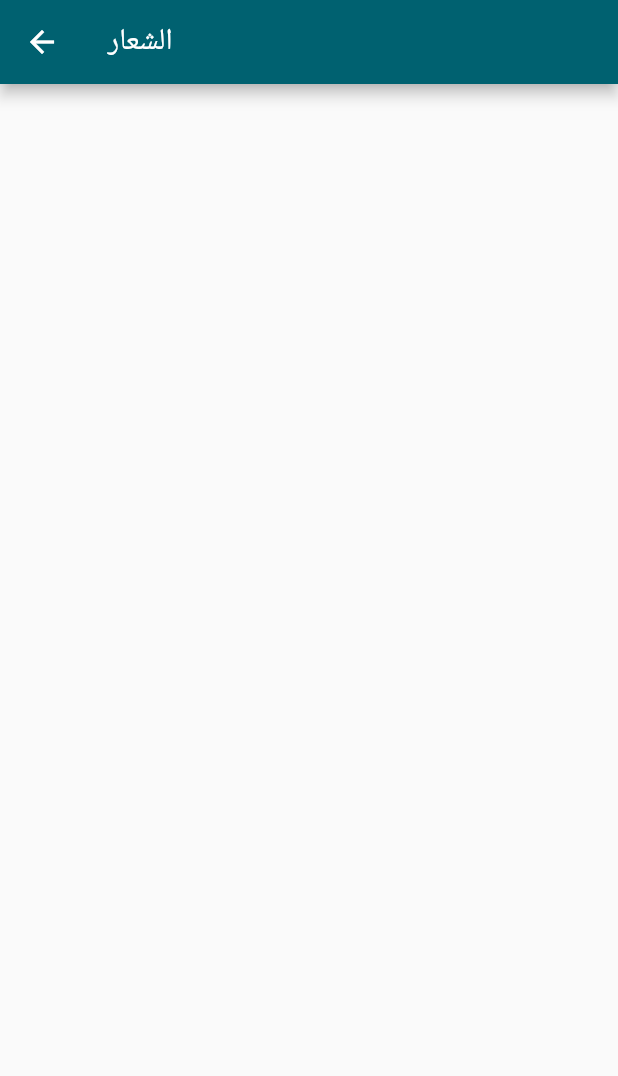
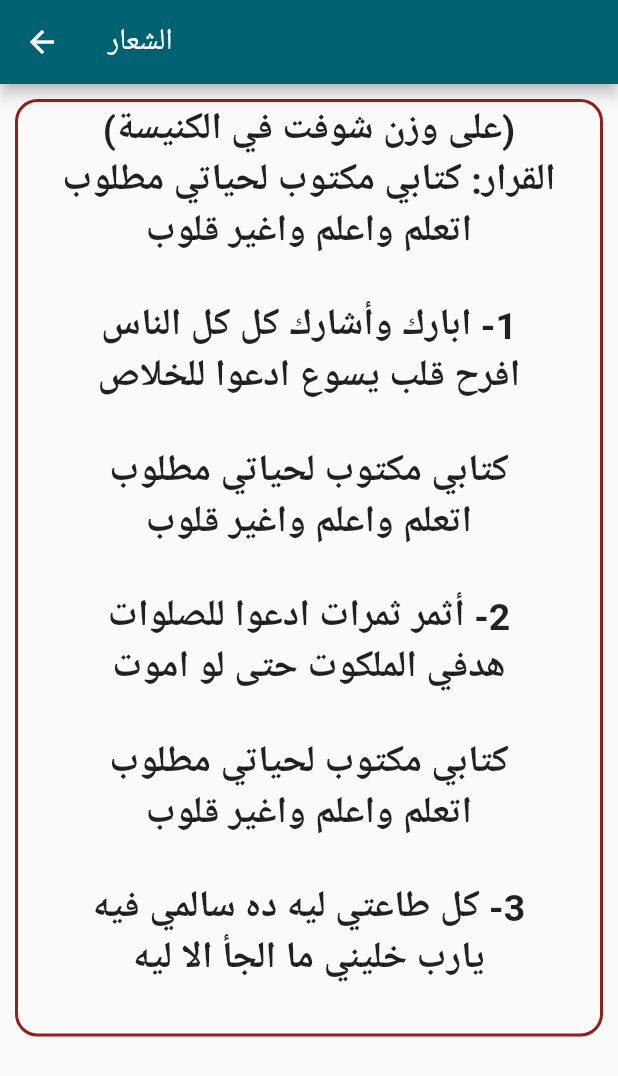
Before and after one commit to MinaSamirCap/MHATB, a Flutter app: the MainSongScreen screen opened by its route, on a phone screen of 412 x 824 dp. Shown: the top 1076 px of the screen. Run offline on Flutter 3.47's test engine with Material 2 defaults, Android fonts, the phone set to English and light mode, and no system bars.

Commit message:
finished main song screen

```diff
--- a/lib/screens/main_song_screen.dart
+++ b/lib/screens/main_song_screen.dart
@@ -1,15 +1,34 @@
 import 'package:flutter/material.dart';
+import 'package:mhatb/utils/colors.dart';
 import 'package:mhatb/utils/resources.dart';
+import 'package:mhatb/utils/sizes.dart';
 import '../utils/ui.dart';
 
 class MainSongScreen extends StatelessWidget {
-
   static const ROUTE_NAME = '/mainsong-screen';
 
   @override
   Widget build(BuildContext context) {
     return Scaffold(
       appBar: getAppBar(MAIN_SONG),
+      body: Container(
+        margin: EDGE_ALL_10,
+        decoration: BoxDecoration(
+            border: Border.all(color: color1, width: 2),
+            borderRadius: RADIUS_CIRCLE_15),
+
+          child: SingleChildScrollView(
+            child: Center(
+                child: Text(
+              MAIN_SONG_DETAILS,
+              textDirection: TextDirection.rtl,
+              textAlign: TextAlign.center,
+              style: TextStyle(
+                  fontSize: FONT_SIZE_25, fontWeight: FontWeight.bold),
+            )),
+          ),
+        ),
+
     );
   }
 }
--- a/lib/utils/resources.dart
+++ b/lib/utils/resources.dart
@@ -210,3 +210,6 @@ const DAY_3_MAP = [
     DETAILS_KEY: '',
   },
 ];
+
+
+const MAIN_SONG_DETAILS = '(على وزن شوفت في الكنيسة)\nالقرار: كتابي مكتوب لحياتي مطلوب\nاتعلم واعلم واغير قلوب\n\n1- ابارك وأشارك كل كل الناس\nافرح قلب يسوع ادعوا للخلاص\n\nكتابي مكتوب لحياتي مطلوب\nاتعلم واعلم واغير قلوب\n\n2- أثمر ثمرات ادعوا للصلوات\nهدفي الملكوت حتى لو اموت\n\nكتابي مكتوب لحياتي مطلوب\nاتعلم واعلم واغير قلوب\n\n3- كل طاعتي ليه ده سالمي فيه\nيارب خليني ما الجأ الا ليه\n';
```
